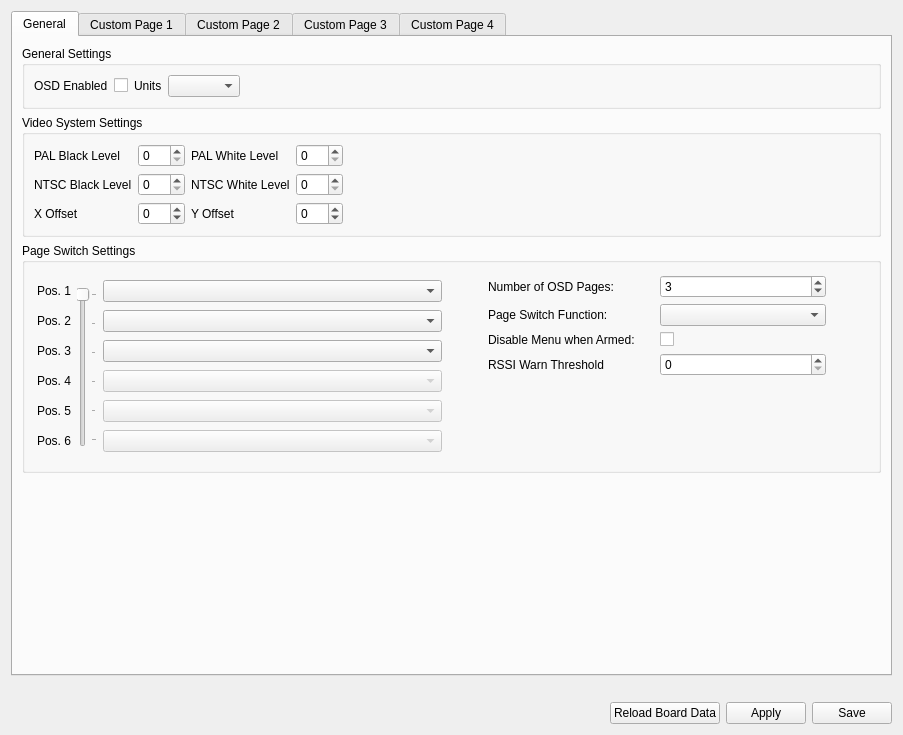
Old version of the form ground/gcs/src/plugins/config/osd.ui in the repository TauLabs/TauLabs.
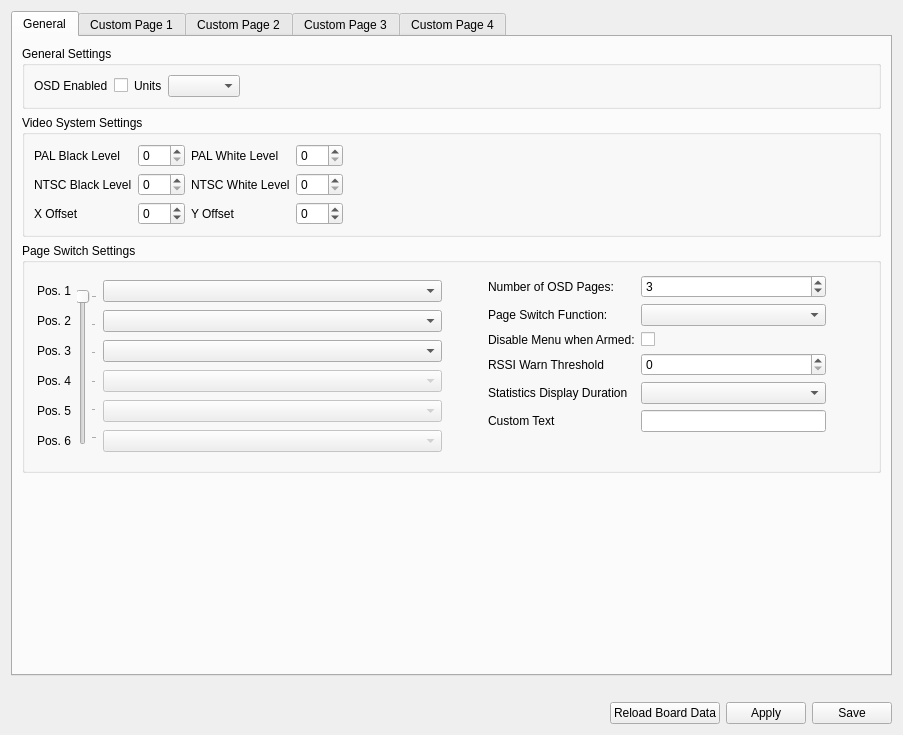
New version of the form.

Commit message: OSD: show stats, custom text

```diff
--- a/ground/gcs/src/plugins/config/osd.ui
+++ b/ground/gcs/src/plugins/config/osd.ui
@@ -534,7 +534,7 @@
                 </property>
                </widget>
               </item>
-              <item row="4" column="0">
+              <item row="6" column="0">
                <spacer name="verticalSpacer_2">
                 <property name="orientation">
                  <enum>Qt::Vertical</enum>
@@ -611,6 +611,34 @@
                 </property>
                </widget>
               </item>
+              <item row="4" column="1">
+               <widget class="QComboBox" name="cb_stats_duration">
+                <property name="toolTip">
+                 <string>&lt;html&gt;&lt;head/&gt;&lt;body&gt;&lt;p&gt;The time for which flight statistics are displayed for when disarming. Note: The statistics can also be accessed using the page switch or the OSD menu.&lt;/p&gt;&lt;/body&gt;&lt;/html&gt;</string>
+                </property>
+               </widget>
+              </item>
+              <item row="4" column="0">
+               <widget class="QLabel" name="label_13">
+                <property name="text">
+                 <string>Statistics Display Duration</string>
+                </property>
+               </widget>
+              </item>
+              <item row="5" column="0">
+               <widget class="QLabel" name="label_14">
+                <property name="text">
+                 <string>Custom Text</string>
+                </property>
+               </widget>
+              </item>
+              <item row="5" column="1">
+               <widget class="QLineEdit" name="le_custom_text">
+                <property name="toolTip">
+                 <string>&lt;html&gt;&lt;head/&gt;&lt;body&gt;&lt;p&gt;Text that is displayed in the OSD by the &amp;quot;Custom Text&amp;quot; element.&lt;/p&gt;&lt;/body&gt;&lt;/html&gt;</string>
+                </property>
+               </widget>
+              </item>
              </layout>
             </item>
            </layout>
```
Left out of the diff: 14 changed lines with no effect on the pictures. The commit also changes 6 other files.
